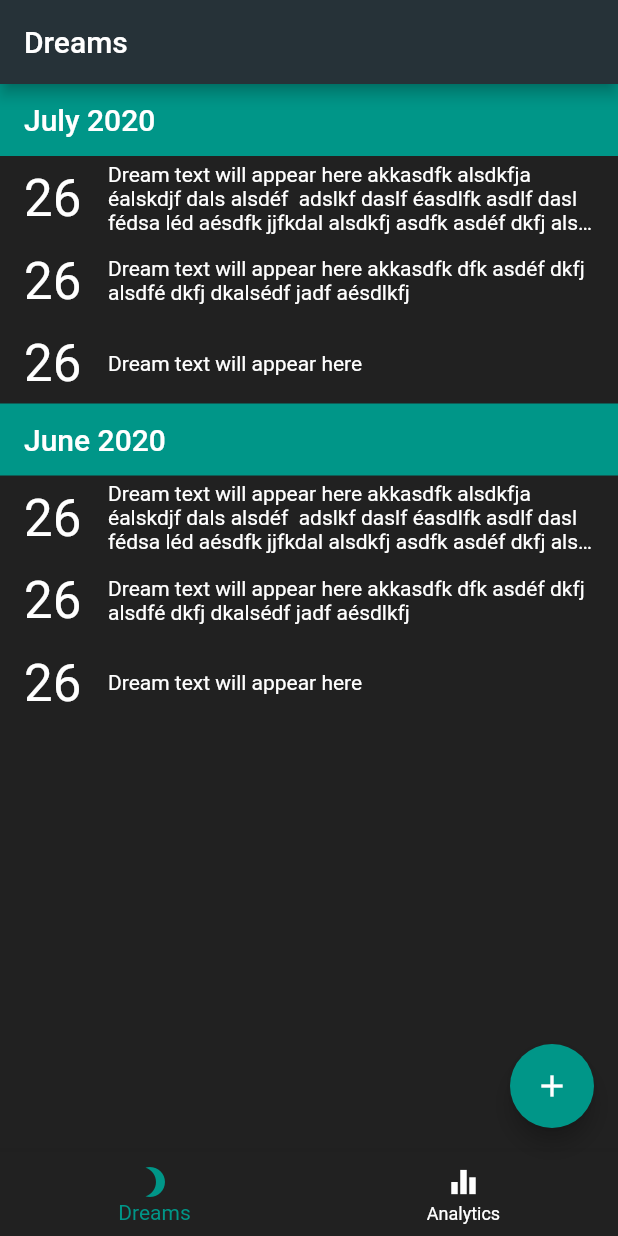
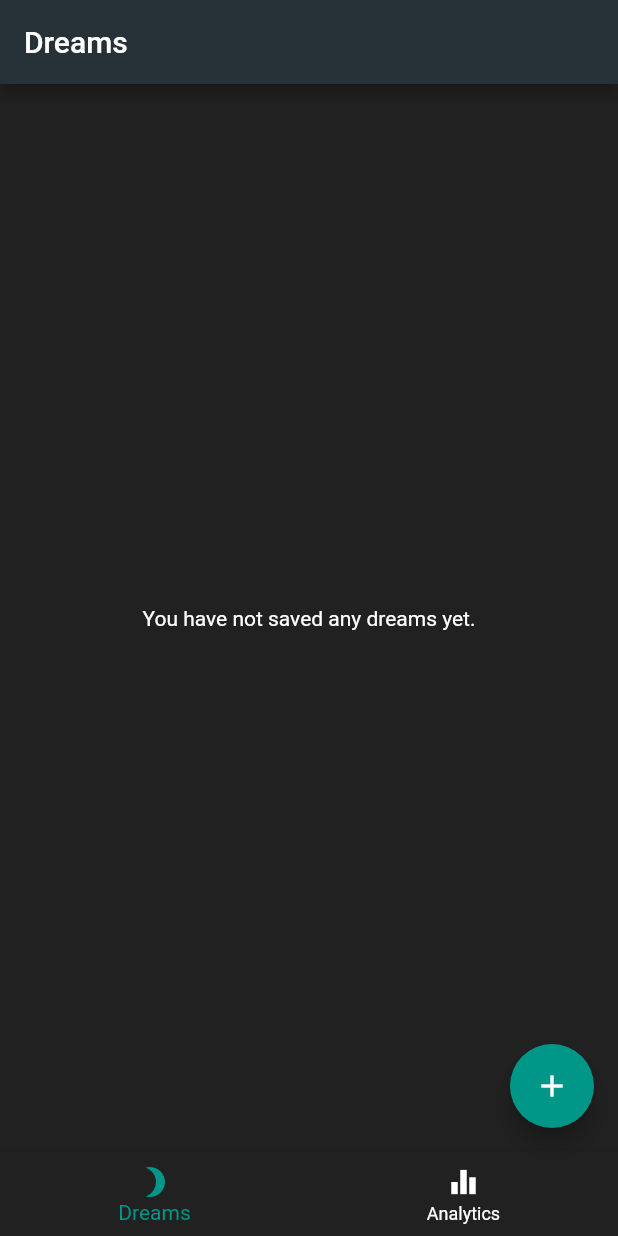
Before and after one commit to sn4k3ch4rm3r/Dream-Journal, a Flutter app: the screen it shows after launch, on a phone screen of 412 x 824 dp. Run offline on Flutter 3.47's test engine with Material 2 defaults, Android fonts, the light colour scheme and no system bars; our stand-ins replace sqflite; accounts and stored records are empty.

Commit message:
Added database and the ability to save dreams

```diff
--- /dev/null
+++ b/lib/data/database_provider.dart
@@ -0,0 +1,65 @@
+import 'package:dream_journal/models/dream.dart';
+import 'package:dream_journal/ui/dream_list.dart';
+import 'package:sqflite/sqflite.dart';
+import 'package:path/path.dart';
+
+class DatabaseProvider {
+  static const String TABLE_DREAM = 'dream';
+  static const String COLUMN_ID = 'id';
+  static const String COLUMN_DATE = 'date';
+  static const String COLUMN_DREAM = 'content';
+  static const String COLUMN_ISLUCID = 'lucid';
+  static const String COLUMN_VIVIDITY = 'vividity';
+
+  DatabaseProvider._();
+  static final DatabaseProvider db = DatabaseProvider._();
+
+  Database _database;
+
+  Future<Database> get database async {
+    if(_database != null)
+      return _database;
+    else {
+      _database = await createDatabase();
+      return _database;
+    }
+  }
+  Future<Database> createDatabase() async {
+    String dbPath = await getDatabasesPath();
+
+    return await openDatabase(
+      join(dbPath, 'dreams.db'),
+      version: 1,
+      onCreate: (database, version) async {
+        await database.execute(
+          'CREATE TABLE $TABLE_DREAM ('
+            '$COLUMN_ID INTEGER PRIMARY KEY AUTOINCREMENT,'
+            '$COLUMN_DATE TEXT,'
+            '$COLUMN_DREAM TEXT,'
+            '$COLUMN_ISLUCID INTEGER,'
+            '$COLUMN_VIVIDITY INTEGER'
+          ');'
+        );
+      },
+    );
+  }
+
+  Future<List<Dream>> getDreams() async {
+    final db = await database;
+    var dreams = await db.query(
+      TABLE_DREAM
+    );
+
+    List<Dream> dreamList = List<Dream>();
+    dreams.forEach((dream) {
+      dreamList.add(Dream.fromMap(dream));
+    });
+    return dreamList;
+  }
+
+  Future<Dream> insert(Dream dream) async {
+    final db = await database;
+    dream.id = await db.insert(TABLE_DREAM, dream.toMap());
+    return dream;
+  }
+}
--- /dev/null
+++ b/lib/models/dream.dart
@@ -0,0 +1,37 @@
+import 'package:dream_journal/data/database_provider.dart';
+import 'package:intl/intl.dart';
+
+class Dream {
+  static DateFormat dateFormat = DateFormat('yyyy-MM-dd');
+  int id;
+  String dream;
+  bool isLucid;
+  int vividity;
+  DateTime date;
+
+  Dream({this.id, this.dream, this.isLucid, this.vividity, this.date});
+
+  Map<String, dynamic> toMap() {
+    String dateString = dateFormat.format(date);
+    Map<String, dynamic> map = {
+      DatabaseProvider.COLUMN_DREAM: dream,
+      DatabaseProvider.COLUMN_ISLUCID: isLucid ? 1 : 0,
+      DatabaseProvider.COLUMN_VIVIDITY: vividity,
+      DatabaseProvider.COLUMN_DATE: dateString,
+    };
+    if(id != null) {
+      map[DatabaseProvider.COLUMN_ID] = id;
+    }
+
+    return map;
+  }
+
+  Dream.fromMap(Map<String, dynamic> map) {
+    id = map[DatabaseProvider.COLUMN_ID];
+    dream = map[DatabaseProvider.COLUMN_DREAM];
+    isLucid = map[DatabaseProvider.COLUMN_ISLUCID] == 1;
+    vividity = map[DatabaseProvider.COLUMN_VIVIDITY];
+    String dateString = map[DatabaseProvider.COLUMN_DATE];
+    date = dateFormat.parse(dateString);
+  }
+}
--- a/lib/ui/dream_list.dart
+++ b/lib/ui/dream_list.dart
@@ -1,11 +1,18 @@
+import 'package:dream_journal/data/database_provider.dart';
+import 'package:dream_journal/models/dream.dart';
 import 'package:dream_journal/ui/ui_elements.dart';
 import 'package:flutter/material.dart';
-
+import 'package:intl/intl.dart';
 import 'add_dream.dart';
 
-class DreamList extends StatelessWidget {
+class DreamList extends StatefulWidget {
   const DreamList({Key key}) : super(key: key);
 
+  @override
+  _DreamListState createState() => _DreamListState();
+}
+
+class _DreamListState extends State<DreamList> {
   @override
   Widget build(BuildContext context) {
     return Scaffold(
@@ -17,11 +24,14 @@ class DreamList extends StatelessWidget {
         child: Icon(
           Icons.add,
         ),
-        onPressed: () => {
-          Navigator.push(
+        onPressed: () async {
+          var result = await Navigator.push(
             context,
             MaterialPageRoute(builder: (context) => AddDream()),
-          )
+          );
+          if(result == 'success') {
+            setState(() {});
+          }
         },
       ),
       bottomNavigationBar: UiElements.bottomNavigator(
@@ -40,125 +50,75 @@ class DreamListBody extends StatefulWidget {
 }
 
 class _DreamListBodyState extends State<DreamListBody> {
-  @override
-  Widget build(BuildContext context) {
-    return Stack(
-      children: <Widget> [
-        ListView(
-          children: <Widget>[
-            Ink(
-              color: Theme.of(context).accentColor,
-              child: ListTile(
-                dense: true,
-                title: Text(
-                  'July 2020',
-                  style: Theme.of(context).textTheme.headline6,
-                ),
-              ),
-            ),
-            Container(
+  Future<Widget> getDreams() async {
+    List<Dream> dreams = await DatabaseProvider.db.getDreams();
+    List<Widget> listElements = List<Widget>();
+    if(dreams.length > 0) {
+      dreams.sort((a, b) => a.date.millisecondsSinceEpoch.compareTo(b.date.millisecondsSinceEpoch));
+      dreams = dreams.reversed.toList();
+      DateTime prevDate = dreams.first.date;
+      listElements.add(listViewMonth(prevDate));
+      dreams.forEach((dream) {
+        if(dream.date.month != prevDate.month || dream.date.year != prevDate.year){
+          prevDate = dream.date;
+          listElements.add(listViewMonth(prevDate));
+        }
+        listElements.add(listViewDream(dream));
+      });
+      return ListView(
+        children:listElements
+      );
+    }
+    else {
+      return Center(
+        child: Text('You have not saved any dreams yet.'),
+      );
+    }
+  }
+
+  Container listViewDream(Dream dream) {
+    return Container(
       height: 55,
       child: ListTile(
         leading: Text(
-                  '26',
+          '${dream.date.day}',
           style: Theme.of(context).textTheme.headline4,
         ),
         title: Text(
-                  'Dream text will appear here akkasdfk alsdkfja éalskdjf dals alsdéf  adslkf daslf éasdlfk asdlf dasl fédsa léd aésdfk jjfkdal alsdkfj asdfk asdéf dkfj alsdfé dkfj dkalsédf jadf aésdlkfj',
+          dream.dream,
           style: Theme.of(context).textTheme.bodyText2,
           maxLines: 3,
           overflow: TextOverflow.ellipsis,
         ),
       ),
-            ),
-            Container(
-              height: 55,
-              child: ListTile(
-                leading: Text(
-                  '26',
-                  style: Theme.of(context).textTheme.headline4,
-                ),
-                title: Text(
-                  'Dream text will appear here akkasdfk dfk asdéf dkfj alsdfé dkfj dkalsédf jadf aésdlkfj',
-                  style: Theme.of(context).textTheme.bodyText2,
-                  maxLines: 3,
-                  overflow: TextOverflow.ellipsis,
-                ),
-              ),
-            ),
-            Container(
-              height: 55,
-              child: ListTile(
-                leading: Text(
-                  '26',
-                  style: Theme.of(context).textTheme.headline4,
-                ),
-                title: Text(
-                  'Dream text will appear here ',
-                  style: Theme.of(context).textTheme.bodyText2,
-                  maxLines: 3,
-                  overflow: TextOverflow.ellipsis,
-                ),
-              ),
-            ),
-            Ink(
+    );
+  }
+
+  Ink listViewMonth(DateTime date) {
+    DateFormat dateFormat = DateFormat('MMMM yyyy');
+    return Ink(
       color: Theme.of(context).accentColor,
       child: ListTile(
         dense: true,
         title: Text(
-                  'June 2020',
+          '${dateFormat.format(date)}',
           style: Theme.of(context).textTheme.headline6,
         ),
       ),
-            ),
-            Container(
-              height: 55,
-              child: ListTile(
-                leading: Text(
-                  '26',
-                  style: Theme.of(context).textTheme.headline4,
-                ),
-                title: Text(
-                  'Dream text will appear here akkasdfk alsdkfja éalskdjf dals alsdéf  adslkf daslf éasdlfk asdlf dasl fédsa léd aésdfk jjfkdal alsdkfj asdfk asdéf dkfj alsdfé dkfj dkalsédf jadf aésdlkfj',
-                  style: Theme.of(context).textTheme.bodyText2,
-                  maxLines: 3,
-                  overflow: TextOverflow.ellipsis,
-                ),
-              ),
-            ),
-            Container(
-              height: 55,
-              child: ListTile(
-                leading: Text(
-                  '26',
-                  style: Theme.of(context).textTheme.headline4,
-                ),
-                title: Text(
-                  'Dream text will appear here akkasdfk dfk asdéf dkfj alsdfé dkfj dkalsédf jadf aésdlkfj',
-                  style: Theme.of(context).textTheme.bodyText2,
-                  maxLines: 3,
-                  overflow: TextOverflow.ellipsis,
-                ),
-              ),
-            ),
-            Container(
-              height: 55,
-              child: ListTile(
-                leading: Text(
-                  '26',
-                  style: Theme.of(context).textTheme.headline4,
-                ),
-                title: Text(
-                  'Dream text will appear here ',
-                  style: Theme.of(context).textTheme.bodyText2,
-                  maxLines: 3,
-                  overflow: TextOverflow.ellipsis,
-                ),
-              ),
-            ),
-          ],
-        ),
-      ],
+    );
+  }
+
+  @override
+  Widget build(BuildContext context) {
+    return FutureBuilder(
+      future: getDreams(),
+      builder: (BuildContext context, AsyncSnapshot snapshot) {
+        if(snapshot.hasData)
+          return snapshot.data;
+        else {
+          return Text('Loading');
+        }
+      },
     );
   }
 }
--- a/pubspec.yaml
+++ b/pubspec.yaml
@@ -32,6 +32,9 @@ dependencies:
 dev_dependencies:
   flutter_test:
     sdk: flutter
+  sqflite: ^1.3.0
+  path: ^1.6.4
+  intl: ^0.16.0
 
 # For information on the generic Dart part of this file, see the
 # following page: https://dart.dev/tools/pub/pubspec
```
Also changed, not shown: lib/ui/add_dream.dart (+29 -9 lines), pubspec.lock. Lines whose indentation alone changed are shown as unchanged.
